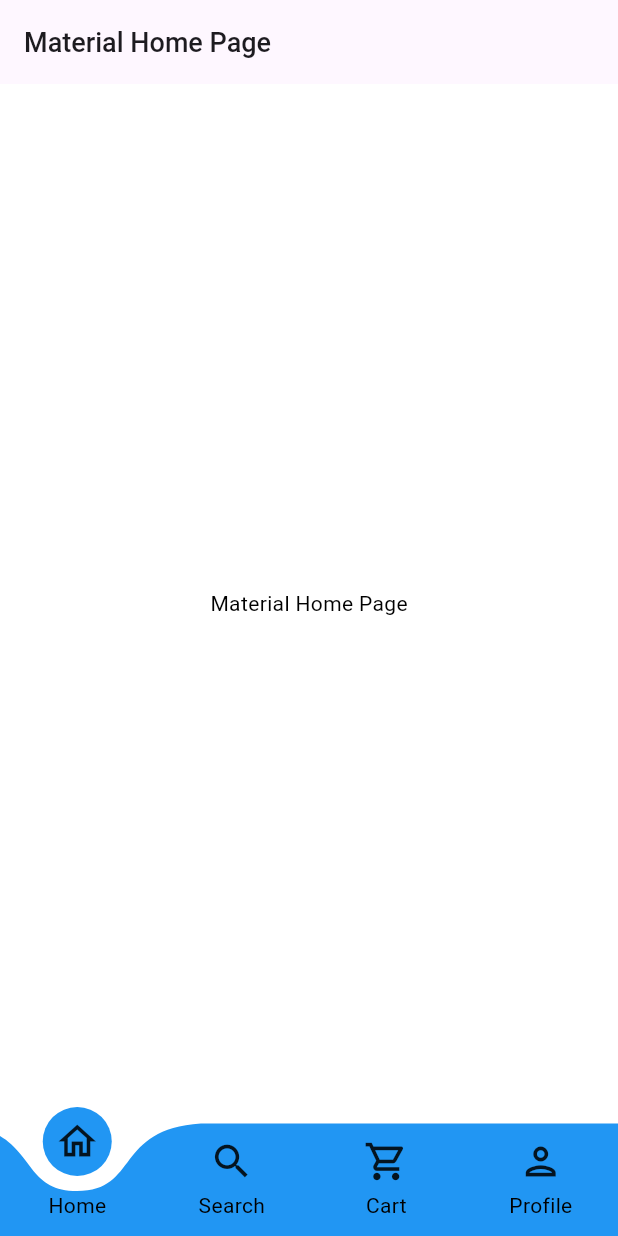
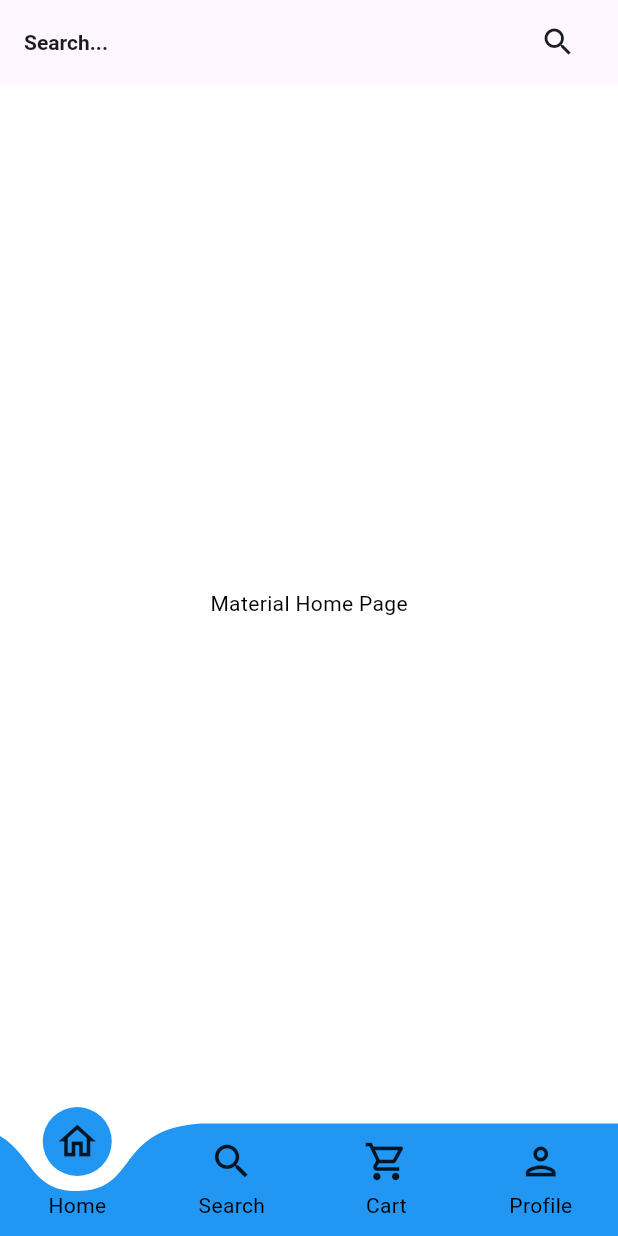
Before and after one commit to itzsaad09/CyberCart-Tech-Store-Project-Flutter, a Flutter app: the screen it shows after launch, on a phone screen of 412 x 824 dp. Run offline on Flutter 3.47's test engine with Material 3 defaults, Android fonts, the phone set to English and light mode, and no system bars; drawn by our look-alikes of animated_search_bar, curved_labeled_navigation_bar.

Commit message:
Search Bar

```diff
--- a/lib/main.dart
+++ b/lib/main.dart
@@ -2,7 +2,6 @@ import 'package:cybercart/screens/splash_screen.dart';
 import 'package:cybercart/theme/app_theme.dart';
 import 'package:flutter/material.dart';
 // import 'package:flutter/cupertino.dart';
-// import 'pages/home.dart';
 
 void main() {
   runApp(CyberCart());
--- a/lib/pages/home.dart
+++ b/lib/pages/home.dart
@@ -1,4 +1,5 @@
-import 'package:flutter/material.dart';
+import 'package:flutter/material.dart' hide SearchBar;
+import 'package:cybercart/utils/search_bar.dart';
 
 class MaterialHomePage extends StatelessWidget {
   const MaterialHomePage({super.key});
@@ -7,7 +8,7 @@ class MaterialHomePage extends StatelessWidget {
   Widget build(BuildContext context) {
     return Scaffold(
       appBar: AppBar(
-        title: Text("Material Home Page"),
+        title: SearchBar(),
       ),
       body: Center(
         child: Text("Material Home Page"),
--- /dev/null
+++ b/lib/utils/search_bar.dart
@@ -0,0 +1,41 @@
+import 'package:animated_search_bar/animated_search_bar.dart';
+import 'package:flutter/material.dart';
+
+class SearchBar extends StatefulWidget {
+  const SearchBar({super.key});
+
+  @override
+  State<SearchBar> createState() => _SearchBarState();
+}
+
+class _SearchBarState extends State<SearchBar> {
+  final TextEditingController _searchController = TextEditingController();
+  String _searchText = '';
+
+  @override
+  Widget build(BuildContext context) {
+    return Column(
+      children: [
+        AnimatedSearchBar(
+          controller: _searchController,
+          label: 'Search...',
+          searchStyle: TextStyle(
+            color: Theme.of(context).textTheme.bodyLarge?.color,
+            fontSize: Theme.of(context).textTheme.titleLarge?.fontSize,
+          ),
+          onChanged: (value) {
+            setState(() {
+              _searchText = value;
+            });
+          },
+          onFieldSubmitted: (value) {
+            // Show a snackbar with the search text
+            ScaffoldMessenger.of(context).showSnackBar(
+              SnackBar(content: Text('You searched for: $value')),
+            );
+          },
+        ),
+      ],
+    );
+  }
+}
--- a/pubspec.yaml
+++ b/pubspec.yaml
@@ -37,6 +37,7 @@ dependencies:
 
   curved_navigation_bar: ^1.0.6
   curved_labeled_navigation_bar: ^2.0.6
+  animated_search_bar: ^2.8.0
 
 dev_dependencies:
   flutter_test:
```
Also changed, not shown: pubspec.lock, 12 other files.
